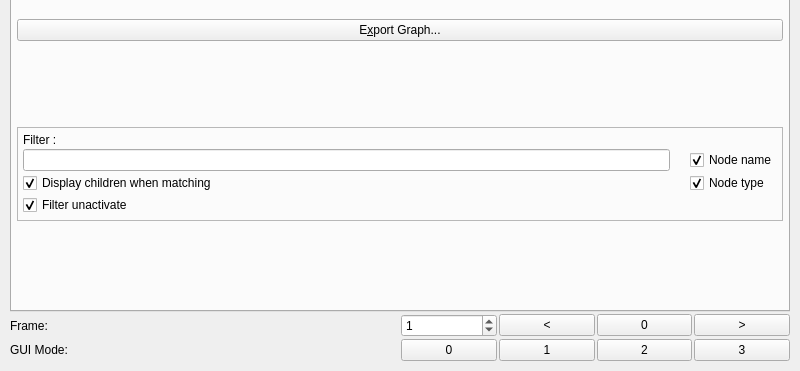
Above: sofa/gui/qt/GUI.ui from InSimo/ISSofaGUI before the change; both pictures show x 0 to 800 and y 229 to 600 of the 800 by 600 pixel window. Below: the same form after it.
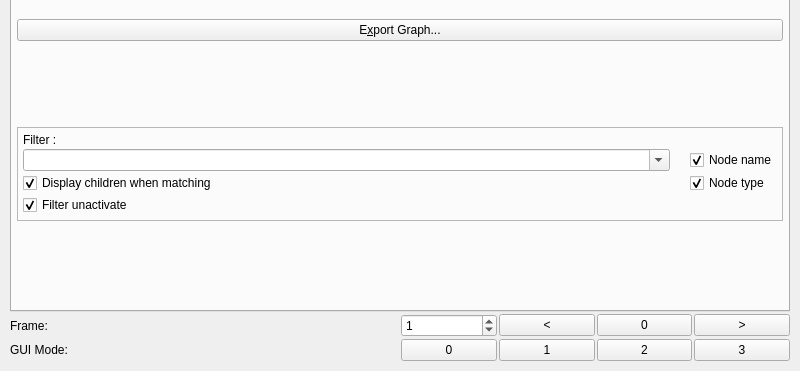
That is the form after the change. The open tabs and pages were chosen to show the change. Icons and pictures are not drawn. Custom widgets are drawn as their Qt base class.

Commit message: [ISSofaGUI] UPDATE: add of completion in graph filter from gui (//Ref// T7207)

The edit to the form file:
```diff
--- a/sofa/gui/qt/GUI.ui
+++ b/sofa/gui/qt/GUI.ui
@@ -366,13 +366,16 @@
                 </widget>
                </item>
                <item row="1" column="0">
-                <widget class="QLineEdit" name="GraphFilter">
+                <widget class="QComboBox" name="GraphFilter">
                  <property name="sizePolicy">
                   <sizepolicy hsizetype="Expanding" vsizetype="Fixed">
                    <horstretch>0</horstretch>
                    <verstretch>0</verstretch>
                   </sizepolicy>
                  </property>
+                 <property name="editable">
+                  <bool>true</bool>
+                 </property>
                 </widget>
                </item>
                <item row="1" column="1">
```
The commit also changes 1 other file.
